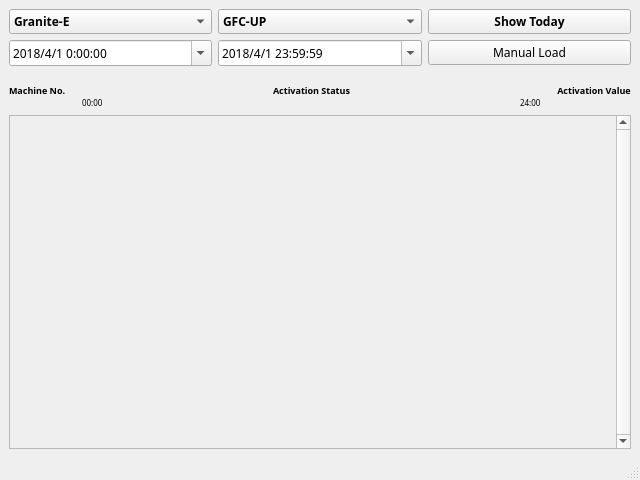
Before: the Qt Designer form face/activation_monitor.ui in zylo117/ZombieZoo, drawn with Qt 5.
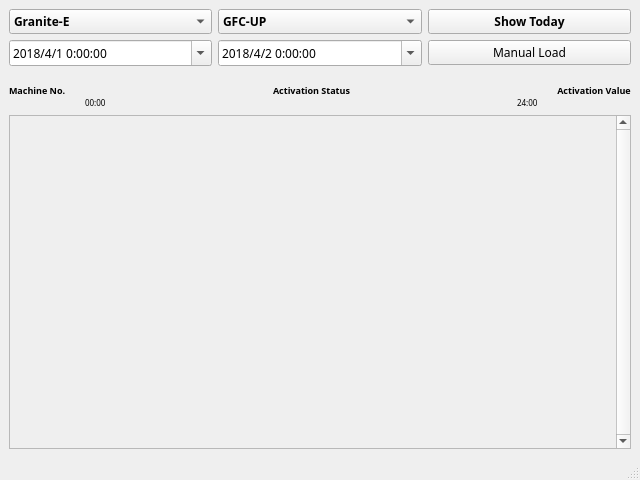
After: the same form once the commit is applied. Icons and pictures are not drawn.

What changed in the file:
```diff
--- a/face/activation_monitor.ui
+++ b/face/activation_monitor.ui
@@ -166,12 +166,12 @@
           </property>
           <property name="dateTime">
            <datetime>
-            <hour>23</hour>
-            <minute>59</minute>
-            <second>59</second>
+            <hour>0</hour>
+            <minute>0</minute>
+            <second>0</second>
             <year>2018</year>
             <month>4</month>
-            <day>1</day>
+            <day>2</day>
            </datetime>
           </property>
           <property name="displayFormat">
@@ -233,7 +233,7 @@
          </font>
         </property>
         <property name="text">
-         <string> </string>
+         <string/>
         </property>
        </widget>
       </item>
@@ -301,7 +301,7 @@
          </font>
         </property>
         <property name="text">
-         <string> </string>
+         <string/>
         </property>
        </widget>
       </item>
```
Left out of the diff: 4 changed lines with no effect on the pictures.
